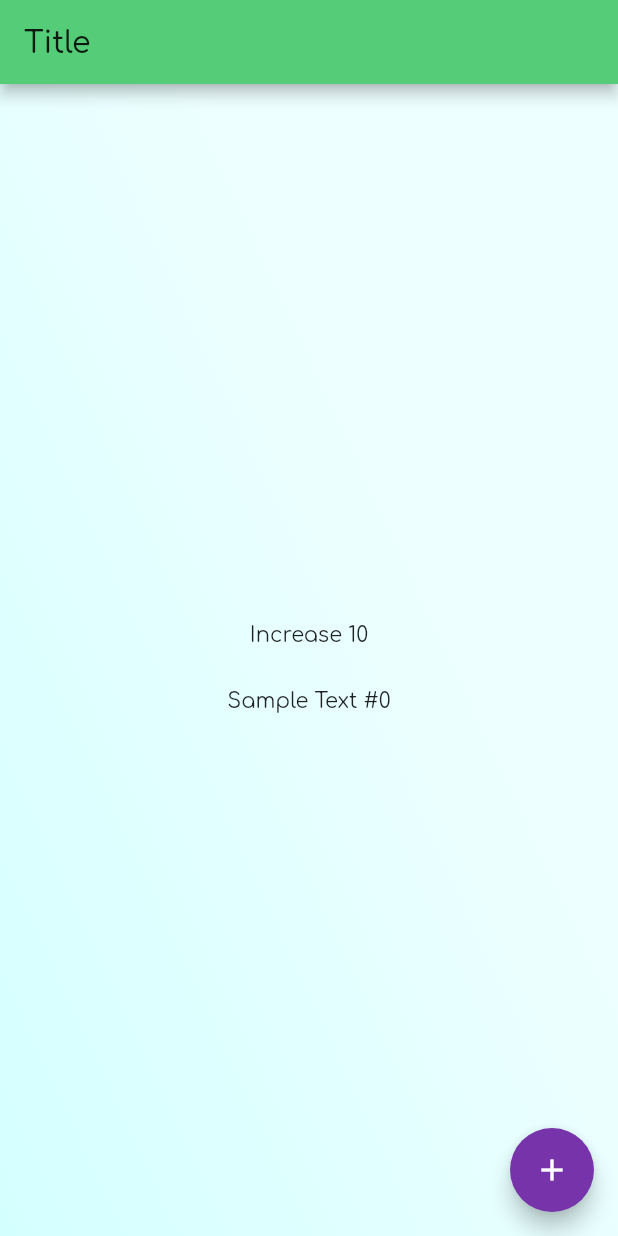
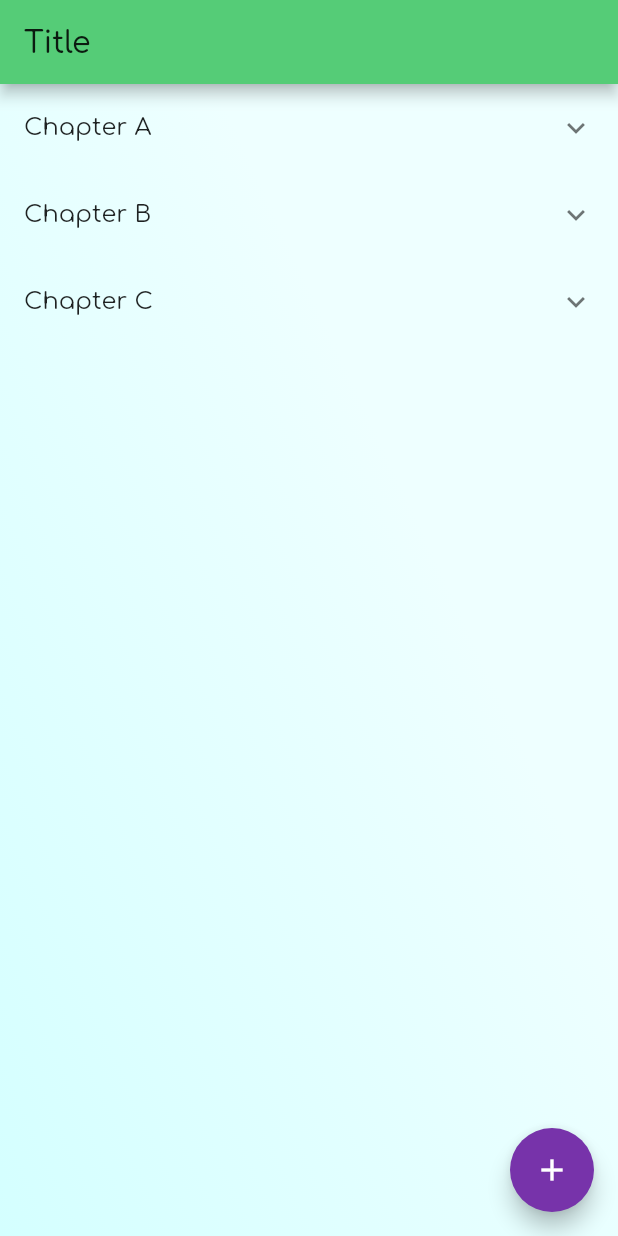
Before and after one commit to altalk23/parabola_guide, a Flutter app: the screen it shows after launch, on a phone screen of 412 x 824 dp. Run offline on Flutter 3.47's test engine with Material 2 defaults, Android fonts, the light colour scheme and no system bars; our stand-ins replace tinycolor.

Commit message:
did expansion list here i am after some brain frying

```diff
--- /dev/null
+++ b/lib/category_entry.dart
@@ -0,0 +1,46 @@
+class Entry {
+    Entry(this.title, [this.children = const <Entry>[]]);
+
+    final String title;
+    final List<Entry> children;
+}
+
+final List<Entry> categories = <Entry>[
+    Entry(
+        'Chapter A',
+        <Entry>[
+            Entry(
+                'Section A0',
+                <Entry>[
+                    Entry('Item A0.1'),
+                    Entry('Item A0.2'),
+                    Entry('Item A0.3'),
+                ],
+            ),
+            Entry('Section A1'),
+            Entry('Section A2'),
+        ],
+    ),
+    Entry(
+        'Chapter B',
+        <Entry>[
+            Entry('Section B0'),
+            Entry('Section B1'),
+        ],
+    ),
+    Entry(
+        'Chapter C',
+        <Entry>[
+            Entry('Section C0'),
+            Entry('Section C1'),
+            Entry(
+                'Section C2',
+                <Entry>[
+                    Entry('Item C2.0'),
+                    Entry('Item C2.1'),
+                    Entry('Item C2.2'),
+                ],
+            ),
+        ],
+    ),
+];
--- a/lib/screen/main.dart
+++ b/lib/screen/main.dart
@@ -1,5 +1,6 @@
 import 'package:flutter/material.dart';
-import 'package:parabola_guide/widget/button.dart';
+import 'package:parabola_guide/category_entry.dart';
+import 'package:parabola_guide/widget/expansion_list.dart';
 import 'package:parabola_guide/widget/scaffold.dart';
 
 class MainScreen extends StatefulWidget {
@@ -17,20 +18,13 @@ class _MainScreenState extends State<MainScreen> {
                 title: Text('Title'),
             ),
             body: Center(
-                child: Column(
-                    mainAxisAlignment: MainAxisAlignment.center,
-                    children: <Widget>[
-                        AppButton(
-                            onPressed: () {
-                                setState(() {
-                                    _counter += 10;
-                                });
-                            },
-                            child: Text('Increase 10'),
-                        ),
-                        SizedBox(height: 16,),
-                        Text('Sample Text #$_counter'),
-                    ],
+                child: ExpansionList(
+                    entry: categories,
+                    child: (String title) =>
+                      ListTile(
+                          title: Text(title),
+                      ),
+                    title: (String title) => Text(title),
                 ),
             ),
             floatingActionButton: FloatingActionButton(
--- /dev/null
+++ b/lib/widget/expansion_list.dart
@@ -0,0 +1,49 @@
+// Copyright 2017 The Chromium Authors. All rights reserved.
+// Use of this source code is governed by a BSD-style license that can be
+// found in the LICENSE file.
+
+import 'package:flutter/material.dart';
+import 'package:parabola_guide/category_entry.dart';
+import 'package:parabola_guide/widget/scaffold.dart';
+
+class ExpansionList extends StatelessWidget {
+    final List<Entry> entry;
+    final Widget Function(String) title;
+    final Widget Function(String) child;
+
+    const ExpansionList({Key key, this.entry, this.title, this.child,}) : super(key: key);
+
+    @override
+    Widget build(BuildContext context) {
+        return ListView.builder(
+            itemBuilder: (BuildContext context, int index) =>
+              EntryItem(entry[index], title, child),
+            itemCount: entry.length,
+        );
+    }
+}
+
+typedef WidgetWithString = Widget Function(String);
+
+class EntryItem extends StatelessWidget {
+    const EntryItem(this.entry, this.title, this.child);
+
+    final Widget Function(String) child;
+    final Widget Function(String) title;
+
+    final Entry entry;
+
+    Widget _buildTiles(Entry root) {
+        if (root.children.isEmpty) return child(root.title);
+        return ExpansionTile(
+            key: PageStorageKey<Entry>(root),
+            title: title(root.title),
+            children: root.children.map(_buildTiles).toList(),
+        );
+    }
+
+    @override
+    Widget build(BuildContext context) {
+        return _buildTiles(entry);
+    }
+}
```
Also changed, not shown: lib/widget/expansion_tile.dart (deleted).
